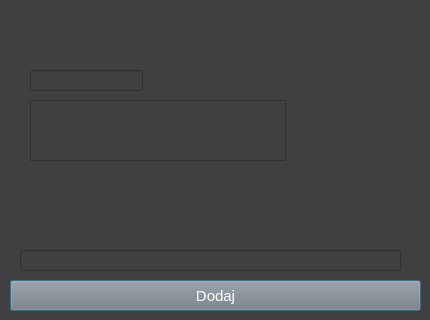
Before: the Qt Designer form ZIIBD/DBConnectionProject/DBConnection/queries/insert.ui in jkrolik1/school, drawn with Qt 5; both pictures show x 0 to 430 and y 140 to 460 of the 430 by 460 pixel window.
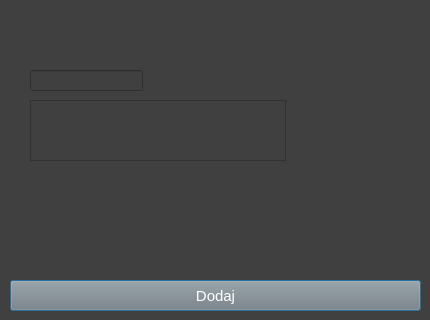
After: the same form once the commit is applied.

The edit to the form file:
```diff
--- a/ZIIBD/DBConnectionProject/DBConnection/queries/insert.ui
+++ b/ZIIBD/DBConnectionProject/DBConnection/queries/insert.ui
@@ -86,16 +86,6 @@
     </rect>
    </property>
   </widget>
-  <widget class="QLineEdit" name="lineEdit_3">
-   <property name="geometry">
-    <rect>
-     <x>20</x>
-     <y>390</y>
-     <width>381</width>
-     <height>21</height>
-    </rect>
-   </property>
-  </widget>
  </widget>
  <resources/>
  <connections/>
```
